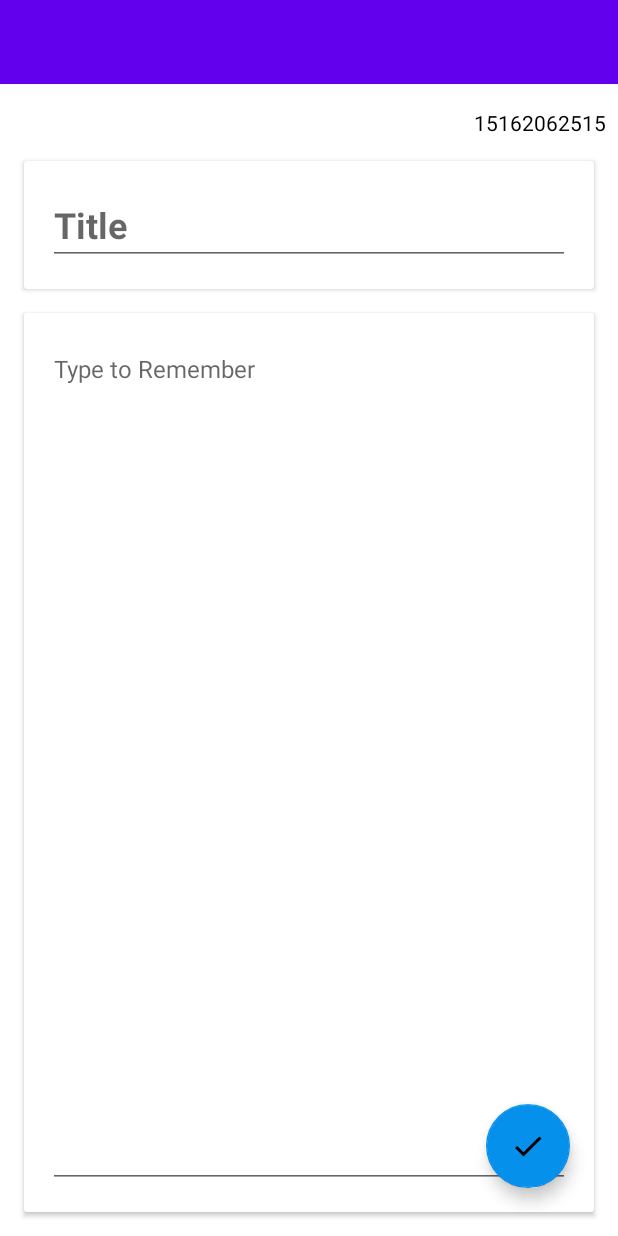
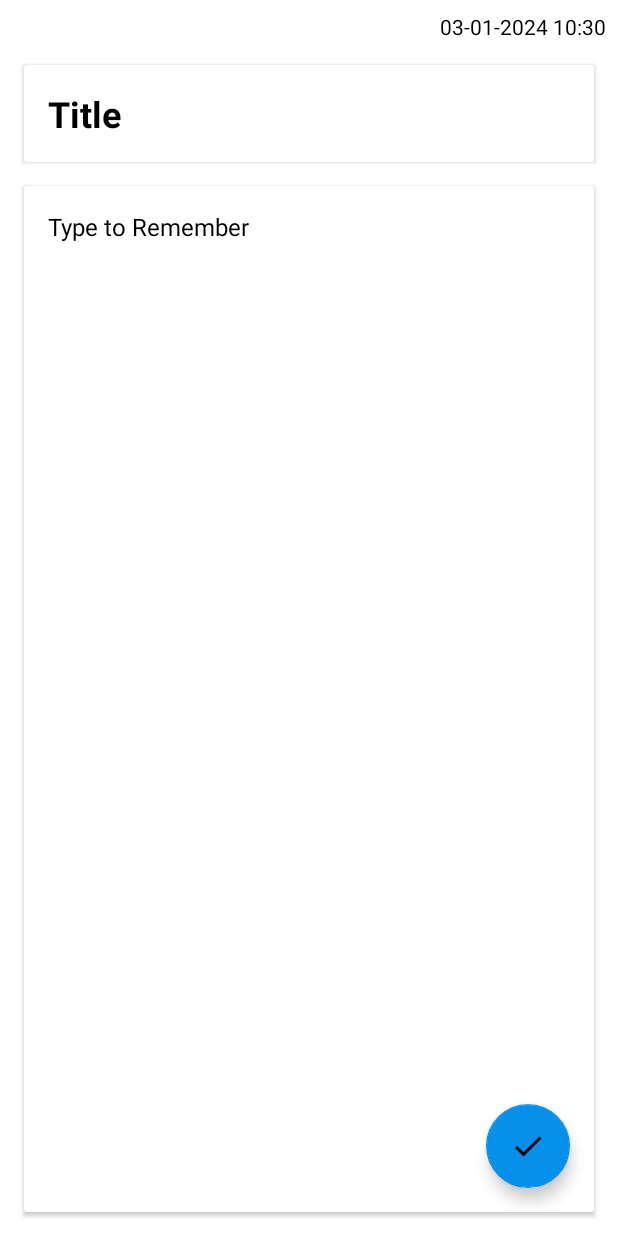
Before and after one commit to cevdetkilickeser/HoldTheNote, an Android app: the AddNoteFragment screen opened through its navigation route, on a phone screen of 412 x 824 dp. Run offline under Robolectric (Android 15) with nearby library versions, the phone set to English and light mode, and no system bars; our stand-ins replace Dagger/Hilt's generated code, data binding.

Commit message:
Update project

```diff
--- a/app/src/main/java/com/cevdetkilickeser/holdthenote/data/repo/NoteRepository.kt
+++ b/app/src/main/java/com/cevdetkilickeser/holdthenote/data/repo/NoteRepository.kt
@@ -24,6 +24,7 @@ class NoteRepository(var notedao: NoteDao) {
         val job = CoroutineScope(Dispatchers.Main).launch {
             val newNote = Note(0,title,detail,date)
             notedao.insertNote(newNote)
+            downloadAllNotesPassToNoteListRepo()
         }
     }
 
--- a/app/src/main/java/com/cevdetkilickeser/holdthenote/database/NoteDao.kt
+++ b/app/src/main/java/com/cevdetkilickeser/holdthenote/database/NoteDao.kt
@@ -11,7 +11,7 @@ import com.cevdetkilickeser.holdthenote.data.entity.Note
 @Dao
 interface NoteDao {
 
-    @Query("SELECT * from notes ORDER BY id ASC")
+    @Query("SELECT * from notes ORDER BY id DESC")
     fun downloadAllNotes() : List<Note>
 
     @Insert
--- a/app/src/main/java/com/cevdetkilickeser/holdthenote/ui/adapter/HomeAdapter.kt
+++ b/app/src/main/java/com/cevdetkilickeser/holdthenote/ui/adapter/HomeAdapter.kt
@@ -14,6 +14,11 @@ import com.cevdetkilickeser.holdthenote.ui.fragment.HomeFragmentDirections
 class HomeAdapter(var context: Context,
                   var noteList: List<Note>)
     : RecyclerView.Adapter<HomeAdapter.NoteViewHolder>() {
+
+    fun setItems (noteList: List<Note>){
+        this.noteList = noteList
+        notifyDataSetChanged()
+    }
 
     inner class NoteViewHolder(binding: NoteHolderBinding) : RecyclerView.ViewHolder(binding.root) {
         var binding: NoteHolderBinding
--- a/app/src/main/java/com/cevdetkilickeser/holdthenote/ui/fragment/AddNoteFragment.kt
+++ b/app/src/main/java/com/cevdetkilickeser/holdthenote/ui/fragment/AddNoteFragment.kt
@@ -12,6 +12,7 @@ import com.cevdetkilickeser.holdthenote.R
 import com.cevdetkilickeser.holdthenote.data.entity.Note
 import com.cevdetkilickeser.holdthenote.databinding.FragmentAddNoteBinding
 import com.cevdetkilickeser.holdthenote.ui.viewmodel.AddNoteViewModel
+import com.cevdetkilickeser.holdthenote.utils.DateHelper
 import dagger.hilt.android.AndroidEntryPoint
 
 @AndroidEntryPoint
@@ -32,11 +33,13 @@ class AddNoteFragment : Fragment() {
 
         binding = DataBindingUtil.inflate(inflater,R.layout.fragment_add_note, container, false)
         binding.addNoteFragment = this
+        binding.date = DateHelper.getCurrentDate()
 
         return binding.root
     }
 
-    fun onClickFabDone(view: View, title: String, detail: String, date: String){
+    fun onClickFabDone(view: View, title: String, detail: String){
+        val date = DateHelper.getCurrentDate()
         viewModel.insertNote(title,detail,date)
         val nav = AddNoteFragmentDirections.addNoteToHome()
         Navigation.findNavController(view).navigate(nav)
--- a/app/src/main/java/com/cevdetkilickeser/holdthenote/ui/fragment/HomeFragment.kt
+++ b/app/src/main/java/com/cevdetkilickeser/holdthenote/ui/fragment/HomeFragment.kt
@@ -9,17 +9,22 @@ import androidx.appcompat.widget.SearchView
 import androidx.databinding.DataBindingUtil
 import androidx.fragment.app.viewModels
 import androidx.navigation.Navigation
+import androidx.recyclerview.widget.ItemTouchHelper
+import androidx.recyclerview.widget.RecyclerView
 import com.cevdetkilickeser.holdthenote.R
 import com.cevdetkilickeser.holdthenote.databinding.FragmentHomeBinding
 import com.cevdetkilickeser.holdthenote.ui.adapter.HomeAdapter
 import com.cevdetkilickeser.holdthenote.ui.viewmodel.HomeViewModel
+import com.google.android.material.snackbar.Snackbar
 import dagger.hilt.android.AndroidEntryPoint
 
 @AndroidEntryPoint
-class HomeFragment : Fragment(), SearchView.OnQueryTextListener {
+class HomeFragment : Fragment(){
 
     private lateinit var binding: FragmentHomeBinding
     private lateinit var viewModel: HomeViewModel
+    private lateinit var homeAdapter: HomeAdapter
+    private lateinit var searchView: SearchView
 
     override fun onCreate(savedInstanceState: Bundle?) {
         super.onCreate(savedInstanceState)
@@ -32,11 +37,51 @@ class HomeFragment : Fragment(), SearchView.OnQueryTextListener {
 
         binding = DataBindingUtil.inflate(inflater,R.layout.fragment_home, container, false)
         binding.homeFragment = this
+        searchView = binding.searchView
 
         viewModel.noteList.observe(viewLifecycleOwner){
-            val adapter = HomeAdapter(requireContext(),it)
-            binding.homeAdapter = adapter
+            homeAdapter = HomeAdapter(requireContext(),it)
+            binding.homeAdapter = homeAdapter
         }
+
+        searchView.setOnQueryTextListener(object : SearchView.OnQueryTextListener{
+            override fun onQueryTextSubmit(query: String?): Boolean {
+                return false
+            }
+
+            override fun onQueryTextChange(newText: String): Boolean {
+                viewModel.searchNote(newText)
+                return true
+            }
+
+        })
+
+
+        val itemTouchHelper = object : ItemTouchHelper.SimpleCallback(
+            ItemTouchHelper.UP or ItemTouchHelper.DOWN,
+            ItemTouchHelper.RIGHT or ItemTouchHelper.RIGHT
+        ){
+            override fun onMove(
+                recyclerView: RecyclerView,
+                viewHolder: RecyclerView.ViewHolder,
+                target: RecyclerView.ViewHolder
+            ) = true
+
+            override fun onSwiped(viewHolder: RecyclerView.ViewHolder, direction: Int) {
+                val position = viewHolder.adapterPosition
+                val deletedNote = homeAdapter.noteList[position]
+                viewModel.deleteNote(deletedNote)
+
+                Snackbar.make(requireView(),"Deleted from favorites", Snackbar.LENGTH_LONG)
+                    .setAction("UNDO",
+                        View.OnClickListener {
+                            viewModel.insertNote(deletedNote.title, deletedNote.detail, deletedNote.date)
+                        }
+                    ).show()
+            }
+        }
+
+        ItemTouchHelper(itemTouchHelper).attachToRecyclerView(binding.recyclerView)
 
         return binding.root
     }
@@ -46,15 +91,6 @@ class HomeFragment : Fragment(), SearchView.OnQueryTextListener {
         Navigation.findNavController(view).navigate(nav)
     }
 
-    override fun onQueryTextSubmit(query: String?): Boolean {
-        return false
-    }
-
-    override fun onQueryTextChange(newText: String): Boolean {
-        viewModel.searchNote(newText)
-        return true
-    }
-
     override fun onResume() {
         super.onResume()
         viewModel.loadNotes()
--- a/app/src/main/java/com/cevdetkilickeser/holdthenote/ui/viewmodel/HomeViewModel.kt
+++ b/app/src/main/java/com/cevdetkilickeser/holdthenote/ui/viewmodel/HomeViewModel.kt
@@ -1,5 +1,6 @@
 package com.cevdetkilickeser.holdthenote.ui.viewmodel
 
+import androidx.lifecycle.LiveData
 import androidx.lifecycle.MutableLiveData
 import androidx.lifecycle.ViewModel
 import com.cevdetkilickeser.holdthenote.data.entity.Note
@@ -17,12 +18,17 @@ class HomeViewModel @Inject constructor (var noterepo: NoteRepository) : ViewMod
         noteList = noterepo.returnNoteListRepo()
     }
 
+    fun insertNote(title: String, detail: String, date: String){
+        noterepo.insertNote(title,detail,date)
+    }
+
     fun deleteNote(note: Note){
         noterepo.deleteNote(note)
     }
 
     fun searchNote(searchQuery: String){
         noterepo.searchNote(searchQuery)
+        //noteList = noterepo.returnNoteListRepo()
     }
 
     fun loadNotes(){
--- /dev/null
+++ b/app/src/main/java/com/cevdetkilickeser/holdthenote/utils/DateHelper.kt
@@ -0,0 +1,13 @@
+package com.cevdetkilickeser.holdthenote.utils
+
+import java.text.SimpleDateFormat
+import java.util.Date
+
+object DateHelper {
+    private val dateFormat = SimpleDateFormat("dd-MM-yyyy HH:mm")
+
+    fun getCurrentDate(): String {
+        val currentDate = Date()
+        return dateFormat.format(currentDate)
+    }
+}
--- a/app/src/main/java/com/cevdetkilickeser/holdthenote/utils/constants.kt
+++ b/app/src/main/java/com/cevdetkilickeser/holdthenote/utils/constants.kt
@@ -1,3 +1,6 @@
 package com.cevdetkilickeser.holdthenote.utils
 
+import java.text.SimpleDateFormat
+import java.util.Date
+
 const val DATABASE_NAME = "notes"
--- /dev/null
+++ b/app/src/main/res/drawable/search.xml
@@ -0,0 +1,5 @@
+<vector android:height="24dp" android:tint="#000000"
+    android:viewportHeight="24" android:viewportWidth="24"
+    android:width="24dp" xmlns:android="http://schemas.android.com/apk/res/android">
+    <path android:fillColor="@android:color/white" android:pathData="M15.5,14h-0.79l-0.28,-0.27C15.41,12.59 16,11.11 16,9.5 16,5.91 13.09,3 9.5,3S3,5.91 3,9.5 5.91,16 9.5,16c1.61,0 3.09,-0.59 4.23,-1.57l0.27,0.28v0.79l5,4.99L20.49,19l-4.99,-5zM9.5,14C7.01,14 5,11.99 5,9.5S7.01,5 9.5,5 14,7.01 14,9.5 11.99,14 9.5,14z"/>
+</vector>
--- a/app/src/main/res/layout/activity_main.xml
+++ b/app/src/main/res/layout/activity_main.xml
@@ -6,27 +6,15 @@
     android:layout_height="match_parent"
     tools:context=".ui.activity.MainActivity">
 
-    <androidx.appcompat.widget.Toolbar
-        android:id="@+id/toolbar"
-        android:layout_width="0dp"
-        android:layout_height="wrap_content"
-        android:background="?attr/colorPrimary"
-        android:minHeight="?attr/actionBarSize"
-        android:theme="?attr/actionBarTheme"
-        app:layout_constraintEnd_toEndOf="parent"
-        app:layout_constraintStart_toStartOf="parent"
-        app:layout_constraintTop_toTopOf="parent" />
-
     <androidx.fragment.app.FragmentContainerView
         android:id="@+id/navHostFragment"
         android:name="androidx.navigation.fragment.NavHostFragment"
         android:layout_width="0dp"
         android:layout_height="0dp"
-        android:layout_marginTop="8dp"
         app:defaultNavHost="true"
         app:layout_constraintBottom_toBottomOf="parent"
         app:layout_constraintEnd_toEndOf="parent"
         app:layout_constraintStart_toStartOf="parent"
-        app:layout_constraintTop_toBottomOf="@+id/toolbar"
+        app:layout_constraintTop_toTopOf="parent"
         app:navGraph="@navigation/nav_graph" />
 </androidx.constraintlayout.widget.ConstraintLayout>
--- a/app/src/main/res/layout/fragment_add_note.xml
+++ b/app/src/main/res/layout/fragment_add_note.xml
@@ -7,6 +7,9 @@
         <variable
             name="addNoteFragment"
             type="com.cevdetkilickeser.holdthenote.ui.fragment.AddNoteFragment" />
+        <variable
+            name="date"
+            type="String" />
     </data>
 
     <androidx.constraintlayout.widget.ConstraintLayout
@@ -30,8 +33,10 @@
                 android:layout_width="match_parent"
                 android:layout_height="wrap_content"
                 android:layout_margin="16dp"
+                android:background="@android:color/transparent"
                 android:hint="Title"
                 android:textColor="@color/black"
+                android:textColorHint="@color/black"
                 android:textSize="24sp"
                 android:textStyle="bold" />
         </androidx.cardview.widget.CardView>
@@ -53,12 +58,14 @@
                 android:layout_width="match_parent"
                 android:layout_height="match_parent"
                 android:layout_margin="16dp"
+                android:background="@android:color/transparent"
+                android:ems="10"
+                android:gravity="top"
                 android:hint="Type to Remember"
-                android:gravity="top"
+                android:inputType="textMultiLine"
                 android:textColor="@color/black"
-                android:textSize="16sp"
-                android:inputType="textMultiLine"
-                android:ems="10"/>
+                android:textColorHint="@color/black"
+                android:textSize="16sp" />
 
         </androidx.cardview.widget.CardView>
 
@@ -68,7 +75,7 @@
             android:layout_height="wrap_content"
             android:layout_marginTop="8dp"
             android:layout_marginEnd="8dp"
-            android:text="15162062515"
+            android:text="@{date}"
             android:textColor="@color/black"
             app:layout_constraintEnd_toEndOf="parent"
             app:layout_constraintTop_toTopOf="parent" />
@@ -84,7 +91,7 @@
             app:layout_constraintBottom_toBottomOf="parent"
             app:layout_constraintEnd_toEndOf="parent"
             app:srcCompat="@drawable/done"
-            android:onClick="@{() -> addNoteFragment.onClickFabDone(fabDone,etTitleAddNote.getText().toString(),etDetailAddNote.getText().toString(),etDateAddNote.getText().toString())}" />
+            android:onClick="@{() -> addNoteFragment.onClickFabDone(fabDone,etTitleAddNote.getText().toString(),etDetailAddNote.getText().toString())}" />
 
     </androidx.constraintlayout.widget.ConstraintLayout>
 </layout>
```
Also changed, not shown: app/src/main/java/com/cevdetkilickeser/holdthenote/ui/fragment/UpdateNoteFragment.kt (+2 -7 lines), app/src/main/res/layout/fragment_home.xml (+7 -5 lines).
